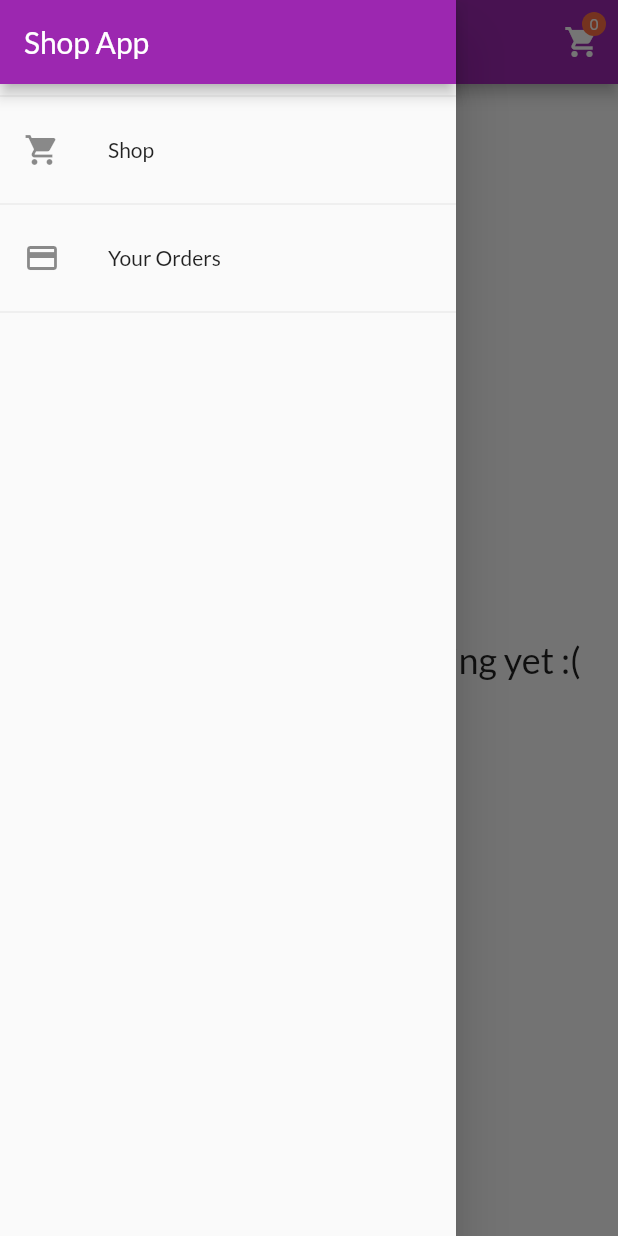
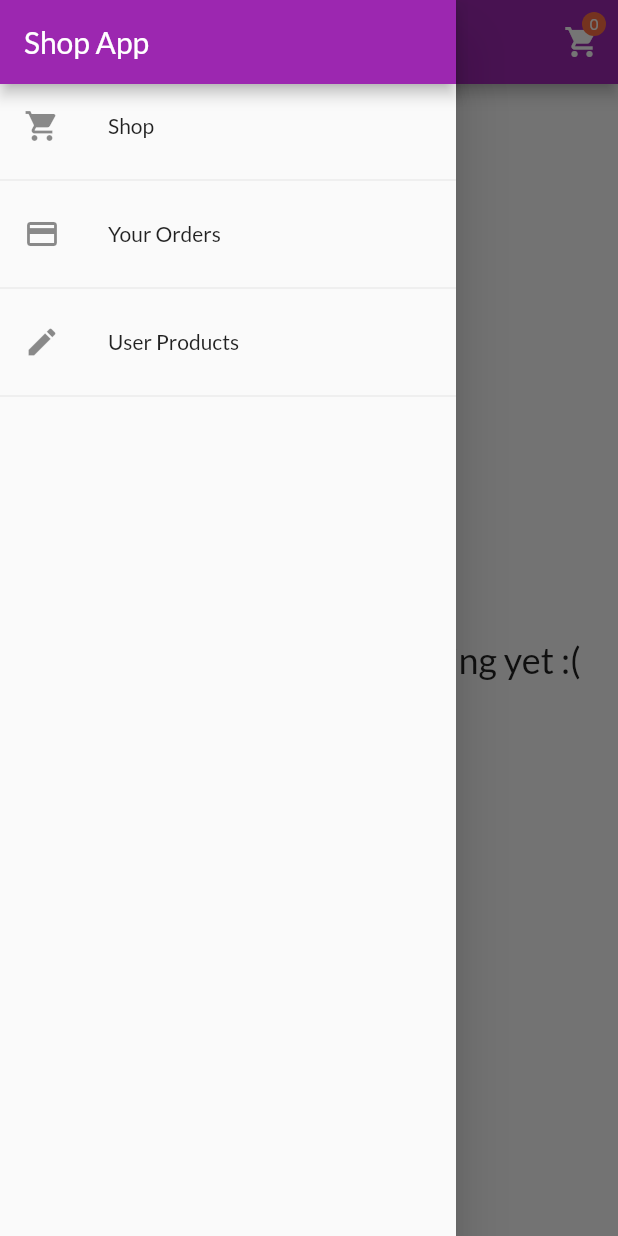
Before and after one commit to iBhavesh/Flutter-Shop-App, a Flutter app: the OrdersScreen screen opened by its route, with the side drawer open, on a phone screen of 412 x 824 dp. Run offline on Flutter 3.47's test engine with Material 2 defaults, Android fonts, the phone set to English and light mode, and no system bars; our stand-ins replace transparent_image; network calls fail.

Commit message:
Add user product screen

```diff
--- a/lib/routes.dart
+++ b/lib/routes.dart
@@ -0,0 +1,16 @@
+import 'package:flutter/material.dart';
+
+import './screens/product_detail_screen/product_detail_screen.dart';
+import './screens/cart_screen/cart_screen.dart';
+import './screens/orders_screen/orders_screen.dart';
+import './screens/user_products_screen/user_products_screen.dart';
+import './screens/edit_product_screen/edit_product_screen.dart';
+
+final Map<String, WidgetBuilder> routes = {
+  ProductDetailScreen.routeName: (BuildContext _) =>
+      ProductDetailScreen(),
+  CartScreen.routeName: (BuildContext _) => CartScreen(),
+  OrdersScreen.routeName: (BuildContext _) => OrdersScreen(),
+  UserProductsScreen.routeName: (BuildContext _) => UserProductsScreen(),
+  EditProductScreen.routeName: (BuildContext _) => EditProductScreen(),
+};
--- a/lib/screens/product_overview_screen/components/products_grid.dart
+++ b/lib/screens/product_overview_screen/components/products_grid.dart
@@ -2,7 +2,7 @@ import 'package:flutter/material.dart';
 import 'package:provider/provider.dart';
 
 import '../../../providers/products.dart';
-import '../../../widgets/product_item.dart';
+import './product_item.dart';
 
 class ProductsGrid extends StatelessWidget {
   final bool showFavouritesOnly;
--- a/lib/widgets/app_drawer.dart
+++ b/lib/widgets/app_drawer.dart
@@ -1,6 +1,7 @@
 import 'package:flutter/material.dart';
 
 import '../screens/orders_screen/orders_screen.dart';
+import '../screens/user_products_screen/user_products_screen.dart';
 
 class AppDrawer extends StatelessWidget {
   @override
@@ -12,26 +13,52 @@ class AppDrawer extends StatelessWidget {
             title: const Text('Shop App'),
             automaticallyImplyLeading: false,
           ),
-          Divider(thickness: 0.5),
-          ListTile(
-            leading: Icon(Icons.shopping_cart),
-            title: const Text('Shop'),
-            onTap: () {
-              Navigator.of(context).pushReplacementNamed('/');
-            },
+          DrawerItem(
+            title: 'Shop',
+            routeName: '/',
+            icon: Icons.shopping_cart,
           ),
-          Divider(thickness: 0.5),
-          ListTile(
-            leading: Icon(Icons.payment),
-            title: const Text('Your Orders'),
-            onTap: () {
-              Navigator.of(context)
-                  .pushReplacementNamed(OrdersScreen.routeName);
-            },
+          DrawerItem(
+            title: 'Your Orders',
+            routeName: OrdersScreen.routeName,
+            icon: Icons.payment,
           ),
-          Divider(thickness: 0.5),
+          DrawerItem(
+            title: 'User Products',
+            routeName: UserProductsScreen.routeName,
+            icon: Icons.edit,
+          ),
         ],
       ),
     );
   }
 }
+
+class DrawerItem extends StatelessWidget {
+  final String routeName, title;
+  final IconData icon;
+
+  const DrawerItem({
+    @required this.icon,
+    @required this.title,
+    @required this.routeName,
+    Key key,
+  }) : super(key: key);
+
+  @override
+  Widget build(BuildContext context) {
+    return Column(
+      mainAxisSize: MainAxisSize.min,
+      children: [
+        ListTile(
+          leading: Icon(icon),
+          title: Text(title),
+          onTap: () {
+            Navigator.of(context).pushReplacementNamed(routeName);
+          },
+        ),
+        Divider(thickness: 0.5),
+      ],
+    );
+  }
+}
```
Also changed, not shown: lib/main.dart (+2 -9 lines), lib/screens/edit_product_screen/edit_product_screen.dart (added, +103 -0 lines), lib/screens/product_overview_screen/components/product_item.dart (renamed from lib/widgets/product_item.dart, +4 -4 lines), lib/screens/user_products_screen/components/user_product_item.dart (added, +44 -0 lines), lib/screens/user_products_screen/user_products_screen.dart (added, +39 -0 lines).
